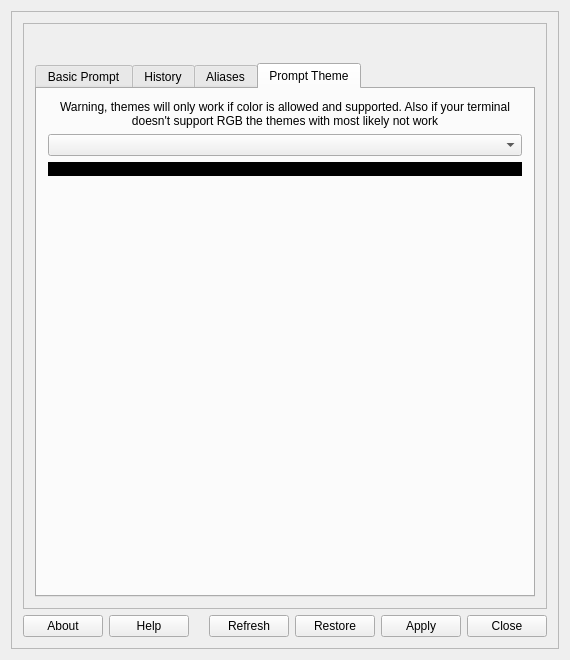
The window that application/window.ui (TheNiteCoder/mx-bashrc-config) describes before a commit, drawn with Qt 5.
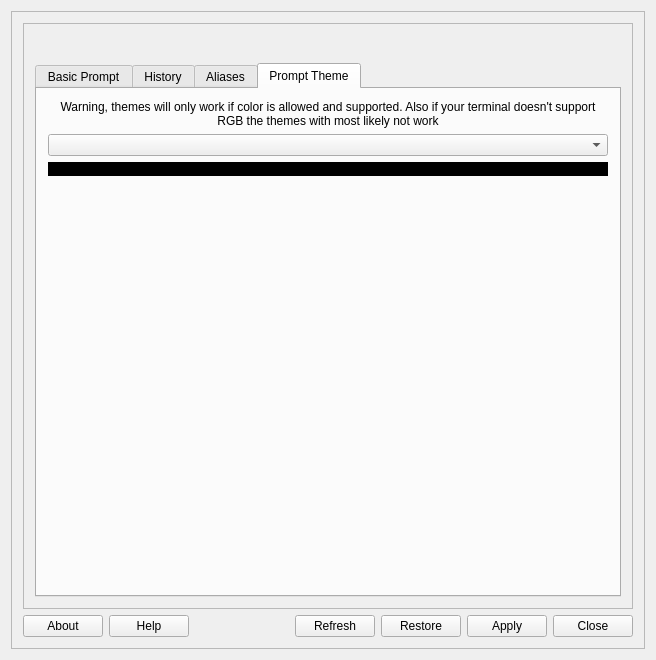
The same window after the commit. The open tabs and pages were chosen to show the change. Icons and pictures are not drawn.

The edit to the form file:
```diff
--- a/application/window.ui
+++ b/application/window.ui
@@ -6,7 +6,7 @@
    <rect>
     <x>0</x>
     <y>0</y>
-    <width>570</width>
+    <width>656</width>
     <height>660</height>
    </rect>
   </property>
@@ -60,7 +60,7 @@
           <rect>
            <x>0</x>
            <y>0</y>
-           <width>530</width>
+           <width>616</width>
            <height>580</height>
           </rect>
          </property>
```
Left out of the diff: 8 changed lines with no effect on the pictures.
